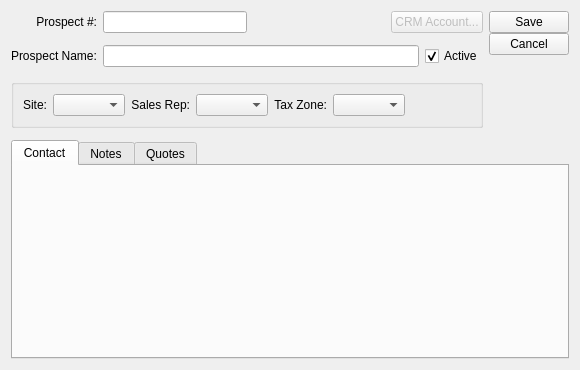
Above: guiclient/prospect.ui from Pegasus-RPG/xtuple-client before the change. Below: the same form after it.
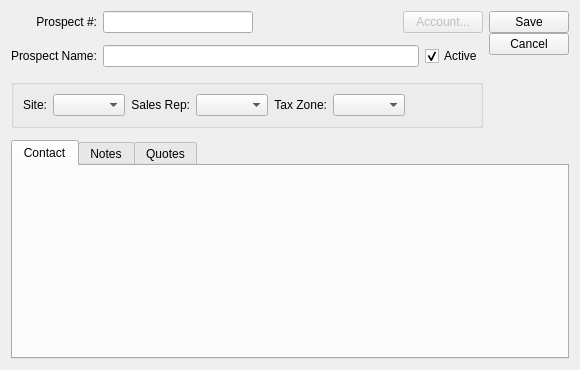
That is the form after the change. Custom widgets are drawn as their Qt base class.

The edit to the form file:
```diff
--- a/guiclient/prospect.ui
+++ b/guiclient/prospect.ui
@@ -65,7 +65,7 @@
         <bool>false</bool>
        </property>
        <property name="text">
-        <string>CRM Account...</string>
+        <string>Account...</string>
        </property>
       </widget>
      </item>
```
